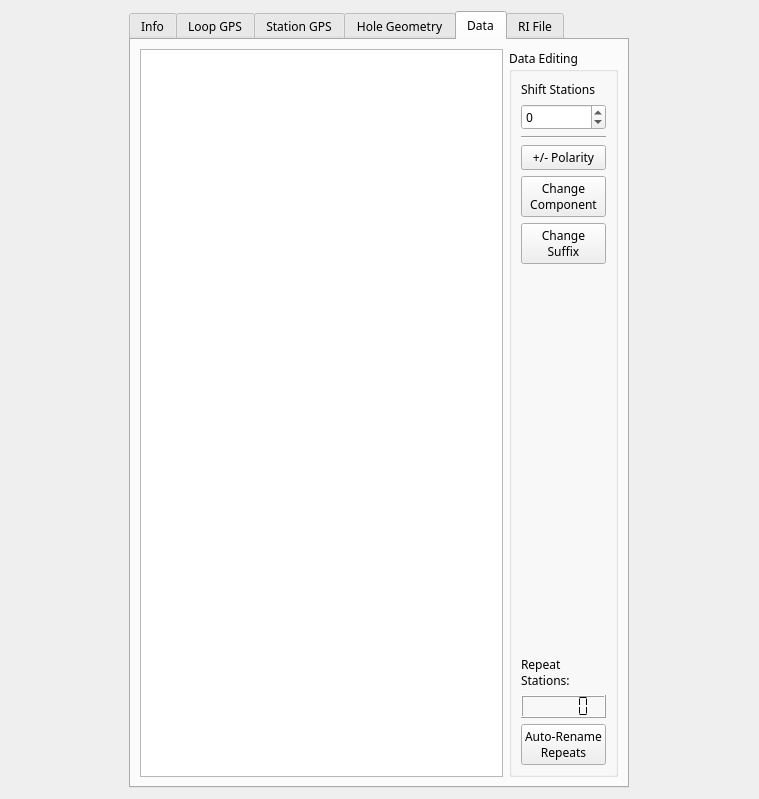
Old version of the form src/qt_ui/pem_info_widget.ui in the repository Eric-Meunier/Processor-Suite.
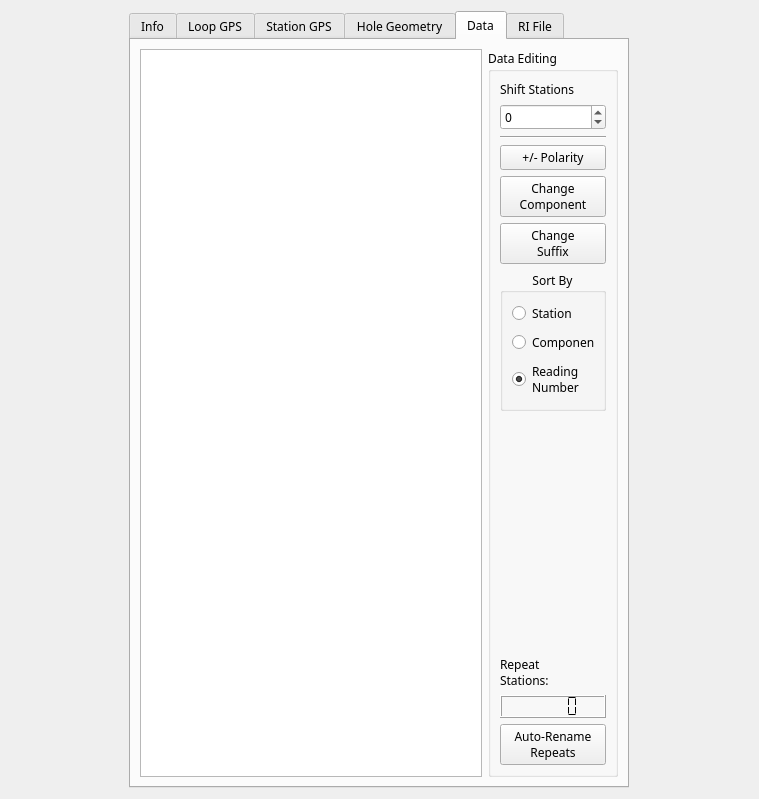
New version of the form. The open tabs and pages were chosen to show the change.

Diff of the .ui file:
```diff
--- a/src/qt_ui/pem_info_widget.ui
+++ b/src/qt_ui/pem_info_widget.ui
@@ -527,7 +527,7 @@
           <enum>QAbstractItemView::SelectRows</enum>
          </property>
          <property name="sortingEnabled">
-          <bool>true</bool>
+          <bool>false</bool>
          </property>
         </widget>
        </item>
@@ -539,6 +539,12 @@
            <verstretch>0</verstretch>
           </sizepolicy>
          </property>
+         <property name="minimumSize">
+          <size>
+           <width>130</width>
+           <height>0</height>
+          </size>
+         </property>
          <property name="maximumSize">
           <size>
            <width>120</width>
@@ -599,6 +605,46 @@
             </property>
            </widget>
           </item>
+          <item>
+           <widget class="QGroupBox" name="groupBox_2">
+            <property name="title">
+             <string>Sort By</string>
+            </property>
+            <property name="alignment">
+             <set>Qt::AlignCenter</set>
+            </property>
+            <layout class="QVBoxLayout" name="verticalLayout_5">
+             <item>
+              <widget class="QRadioButton" name="station_sort_rbtn">
+               <property name="text">
+                <string>Station</string>
+               </property>
+              </widget>
+             </item>
+             <item>
+              <widget class="QRadioButton" name="component_sort_rbtn">
+               <property name="text">
+                <string>Component</string>
+               </property>
+               <property name="checked">
+                <bool>false</bool>
+               </property>
+              </widget>
+             </item>
+             <item>
+              <widget class="QRadioButton" name="reading_num_sort_rbtn">
+               <property name="text">
+                <string>Reading
+Number</string>
+               </property>
+               <property name="checked">
+                <bool>true</bool>
+               </property>
+              </widget>
+             </item>
+            </layout>
+           </widget>
+          </item>
           <item>
            <spacer name="verticalSpacer_2">
             <property name="orientation">
```
Left out of the diff: 2 changed lines with no effect on the pictures.
